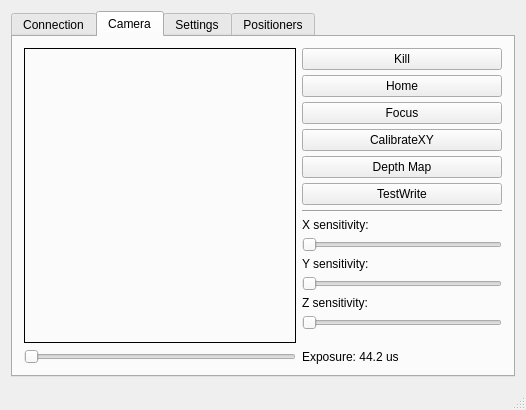
mvxe/MLA-CS, file GUI/mainwindow.ui: the form before one commit.
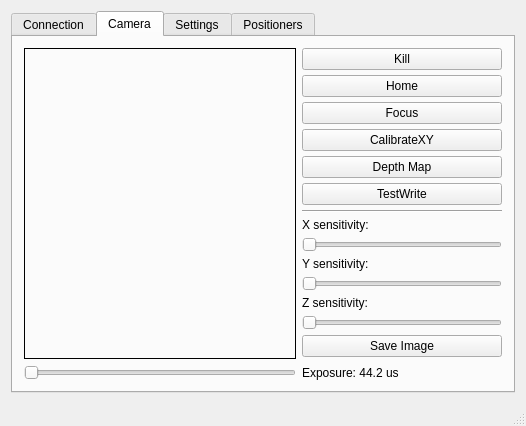
The form after the commit. The open tabs and pages were chosen to show the change. Icons and pictures are not drawn. Custom widgets are drawn as their Qt base class.

Patch:
```diff
--- a/GUI/mainwindow.ui
+++ b/GUI/mainwindow.ui
@@ -326,7 +326,7 @@
          </widget>
         </item>
         <item row="0" column="2">
-         <layout class="QVBoxLayout" name="verticalLayout_3" stretch="0,0,0,0,0,0,0,0,0,0,0,0,0,0">
+         <layout class="QVBoxLayout" name="verticalLayout_3" stretch="0,0,0,0,0,0,0,0,0,0,0,0,0,0,0">
           <property name="spacing">
            <number>5</number>
           </property>
@@ -481,6 +481,13 @@
             </property>
            </widget>
           </item>
+          <item>
+           <widget class="QPushButton" name="btn_save_img">
+            <property name="text">
+             <string>Save Image</string>
+            </property>
+           </widget>
+          </item>
           <item>
            <spacer name="verticalSpacer_3">
             <property name="orientation">
```
